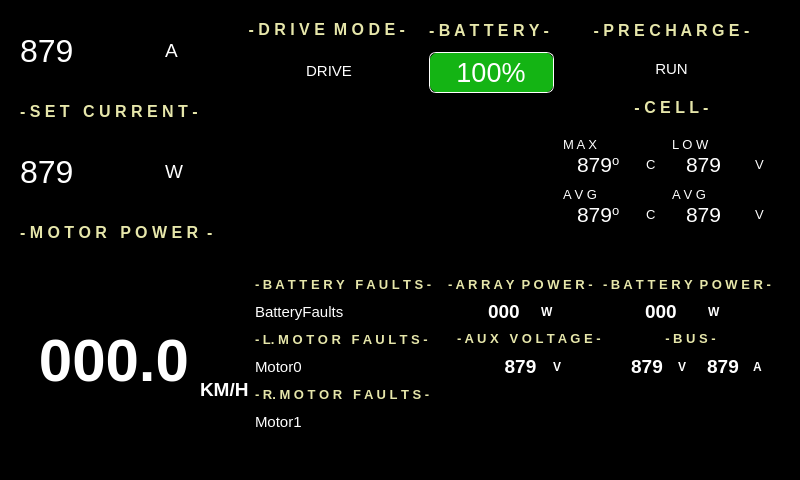
Above: src/ViewLayer/RaceModeDisplay/RaceModeDashboardUI.ui from UCSolarCarTeam/Epsilon-Dashboard before the change. Below: the same form after it.
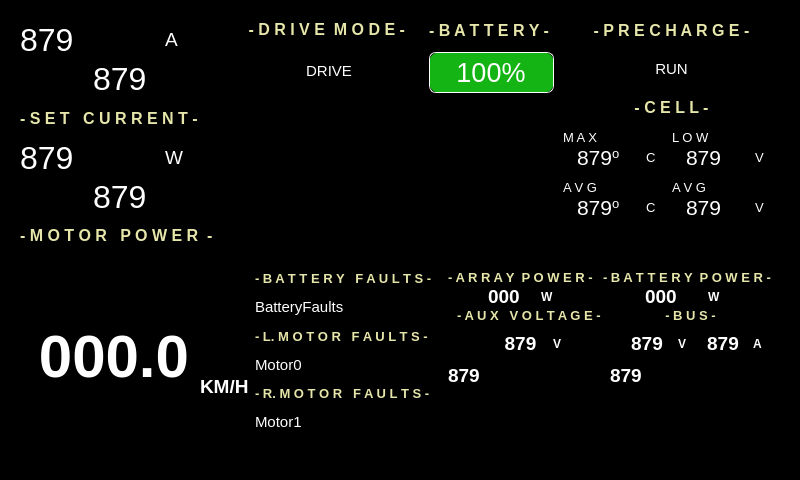
That is the form after the change. Icons and pictures are not drawn.

Commit message: adds functionality for the individual motor data to display for set current, motor power, bus voltage, and bus current on the race mode dashboard

Diff of the .ui file:
```diff
--- a/src/ViewLayer/RaceModeDisplay/RaceModeDashboardUI.ui
+++ b/src/ViewLayer/RaceModeDisplay/RaceModeDashboardUI.ui
@@ -441,7 +441,8 @@
    <string>Race Mode Dashboard</string>
   </property>
   <property name="styleSheet">
-   <string notr="true">background-color: black;</string>
+   <string notr="true">background-color: black;
+outline: 1 px solid red;</string>
   </property>
   <layout class="QVBoxLayout" name="verticalLayout_15">
    <item>
@@ -568,7 +569,7 @@
                  </property>
                 </widget>
                </item>
-               <item row="1" column="0" colspan="3">
+               <item row="2" column="0" colspan="3">
                 <widget class="QLabel" name="motorPowerTitleLabel">
                  <property name="font">
                   <font>
@@ -590,6 +591,24 @@
                  </property>
                 </widget>
                </item>
+               <item row="1" column="1">
+                <widget class="QLabel" name="motorOnePowerLabel">
+                 <property name="font">
+                  <font>
+                   <pointsize>24</pointsize>
+                  </font>
+                 </property>
+                 <property name="styleSheet">
+                  <string notr="true">QLabel {
+color: white;
+qproperty-alignment: 'AlignBottom | AlignRight';
+}</string>
+                 </property>
+                 <property name="text">
+                  <string>879</string>
+                 </property>
+                </widget>
+               </item>
               </layout>
              </widget>
             </item>
@@ -655,7 +674,7 @@
                  </property>
                 </widget>
                </item>
-               <item row="1" column="0" colspan="3">
+               <item row="2" column="0" colspan="3">
                 <widget class="QLabel" name="setCurrentTitleLabel">
                  <property name="font">
                   <font>
@@ -677,6 +696,24 @@
                  </property>
                 </widget>
                </item>
+               <item row="1" column="1">
+                <widget class="QLabel" name="motorOneSetCurrentLabel">
+                 <property name="font">
+                  <font>
+                   <pointsize>24</pointsize>
+                  </font>
+                 </property>
+                 <property name="styleSheet">
+                  <string notr="true">QLabel {
+color: white;
+qproperty-alignment: 'AlignBottom | AlignRight';
+}</string>
+                 </property>
+                 <property name="text">
+                  <string>879</string>
+                 </property>
+                </widget>
+               </item>
               </layout>
              </widget>
             </item>
@@ -2959,6 +2996,178 @@
                       <height>16777215</height>
                      </size>
                     </property>
+                    <property name="palette">
+                     <palette>
+                      <active>
+                       <colorrole role="WindowText">
+                        <brush brushstyle="SolidPattern">
+                         <color alpha="255">
+                          <red>255</red>
+                          <green>255</green>
+                          <blue>255</blue>
+                         </color>
+                        </brush>
+                       </colorrole>
+                       <colorrole role="Button">
+                        <brush brushstyle="SolidPattern">
+                         <color alpha="255">
+                          <red>0</red>
+                          <green>0</green>
+                          <blue>0</blue>
+                         </color>
+                        </brush>
+                       </colorrole>
+                       <colorrole role="Text">
+                        <brush brushstyle="SolidPattern">
+                         <color alpha="255">
+                          <red>255</red>
+                          <green>255</green>
+                          <blue>255</blue>
+                         </color>
+                        </brush>
+                       </colorrole>
+                       <colorrole role="ButtonText">
+                        <brush brushstyle="SolidPattern">
+                         <color alpha="255">
+                          <red>255</red>
+                          <green>255</green>
+                          <blue>255</blue>
+                         </color>
+                        </brush>
+                       </colorrole>
+                       <colorrole role="Base">
+                        <brush brushstyle="SolidPattern">
+                         <color alpha="255">
+                          <red>0</red>
+                          <green>0</green>
+                          <blue>0</blue>
+                         </color>
+                        </brush>
+                       </colorrole>
+                       <colorrole role="Window">
+                        <brush brushstyle="SolidPattern">
+                         <color alpha="255">
+                          <red>164</red>
+                          <green>0</green>
+                          <blue>0</blue>
+                         </color>
+                        </brush>
+                       </colorrole>
+                      </active>
+                      <inactive>
+                       <colorrole role="WindowText">
+                        <brush brushstyle="SolidPattern">
+                         <color alpha="255">
+                          <red>255</red>
+                          <green>255</green>
+                          <blue>255</blue>
+                         </color>
+                        </brush>
+                       </colorrole>
+                       <colorrole role="Button">
+                        <brush brushstyle="SolidPattern">
+                         <color alpha="255">
+                          <red>0</red>
+                          <green>0</green>
+                          <blue>0</blue>
+                         </color>
+                        </brush>
+                       </colorrole>
+                       <colorrole role="Text">
+                        <brush brushstyle="SolidPattern">
+                         <color alpha="255">
+                          <red>255</red>
+                          <green>255</green>
+                          <blue>255</blue>
+                         </color>
+                        </brush>
+                       </colorrole>
+                       <colorrole role="ButtonText">
+                        <brush brushstyle="SolidPattern">
+                         <color alpha="255">
+                          <red>255</red>
+                          <green>255</green>
+                          <blue>255</blue>
+                         </color>
+                        </brush>
+                       </colorrole>
+                       <colorrole role="Base">
+                        <brush brushstyle="SolidPattern">
+                         <color alpha="255">
+                          <red>0</red>
+                          <green>0</green>
+                          <blue>0</blue>
+                         </color>
+                        </brush>
+                       </colorrole>
+                       <colorrole role="Window">
+                        <brush brushstyle="SolidPattern">
+                         <color alpha="255">
+                          <red>164</red>
+                          <green>0</green>
+                          <blue>0</blue>
+                         </color>
+                        </brush>
+                       </colorrole>
+                      </inactive>
+                      <disabled>
+                       <colorrole role="WindowText">
+                        <brush brushstyle="SolidPattern">
+                         <color alpha="255">
+                          <red>255</red>
+                          <green>255</green>
+                          <blue>255</blue>
+                         </color>
+                        </brush>
+                       </colorrole>
+                       <colorrole role="Button">
+                        <brush brushstyle="SolidPattern">
+                         <color alpha="255">
+                          <red>0</red>
+                          <green>0</green>
+                          <blue>0</blue>
+                         </color>
+                        </brush>
+                       </colorrole>
+                       <colorrole role="Text">
+                        <brush brushstyle="SolidPattern">
+                         <color alpha="255">
+                          <red>255</red>
+                          <green>255</green>
+                          <blue>255</blue>
+                         </color>
+                        </brush>
+                       </colorrole>
+                       <colorrole role="ButtonText">
+                        <brush brushstyle="SolidPattern">
+                         <color alpha="255">
+                          <red>255</red>
+                          <green>255</green>
+                          <blue>255</blue>
+                         </color>
+                        </brush>
+                       </colorrole>
+                       <colorrole role="Base">
+                        <brush brushstyle="SolidPattern">
+                         <color alpha="255">
+                          <red>164</red>
+                          <green>0</green>
+                          <blue>0</blue>
+                         </color>
+                        </brush>
+                       </colorrole>
+                       <colorrole role="Window">
+                        <brush brushstyle="SolidPattern">
+                         <color alpha="255">
+                          <red>164</red>
+                          <green>0</green>
+                          <blue>0</blue>
+                         </color>
+                        </brush>
+                       </colorrole>
+                      </disabled>
+                     </palette>
+                    </property>
                     <property name="font">
                      <font>
                       <weight>75</weight>
@@ -3113,6 +3322,38 @@
               </layout>
              </widget>
             </item>
+            <item>
+             <layout class="QHBoxLayout" name="horizontalLayout">
+              <item>
+               <widget class="QLabel" name="motorOneBusVoltageLabel">
+                <property name="font">
+                 <font>
+                  <pointsize>14</pointsize>
+                  <weight>75</weight>
+                  <bold>true</bold>
+                 </font>
+                </property>
+                <property name="text">
+                 <string>879</string>
+                </property>
+               </widget>
+              </item>
+              <item>
+               <widget class="QLabel" name="motorOneBusCurrentLabel">
+                <property name="font">
+                 <font>
+                  <pointsize>14</pointsize>
+                  <weight>75</weight>
+                  <bold>true</bold>
+                 </font>
+                </property>
+                <property name="text">
+                 <string>879</string>
+                </property>
+               </widget>
+              </item>
+             </layout>
+            </item>
            </layout>
           </widget>
          </item>
```
Left out of the diff: 8 changed lines with no effect on the pictures. The commit also changes 5 other files.
